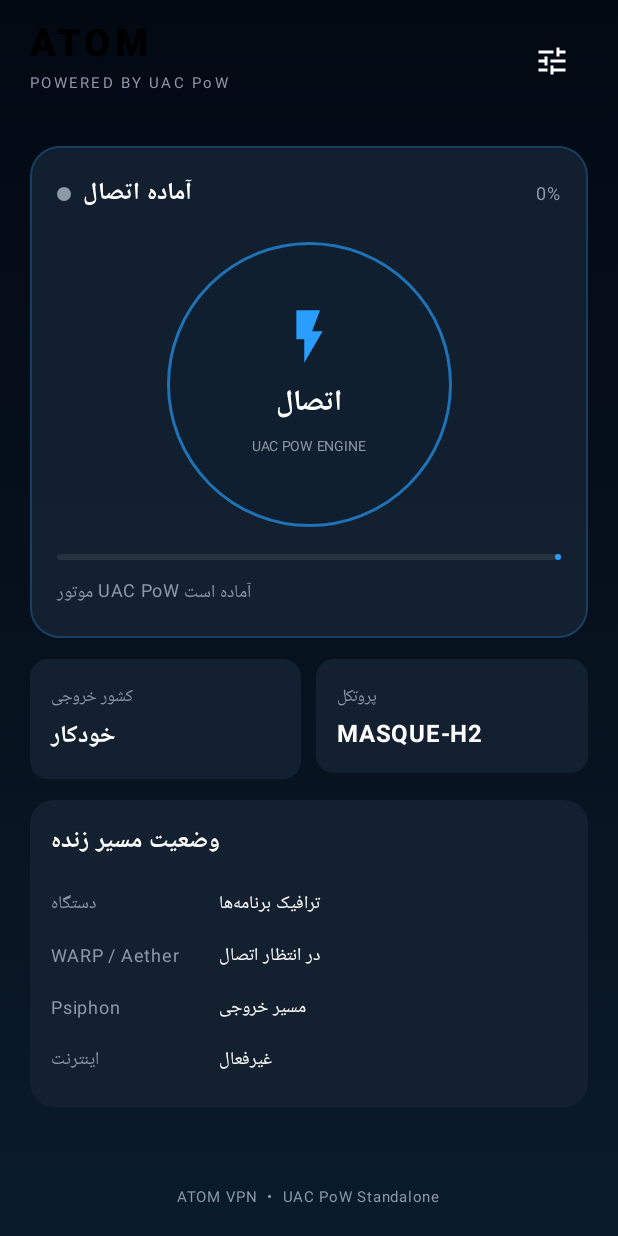
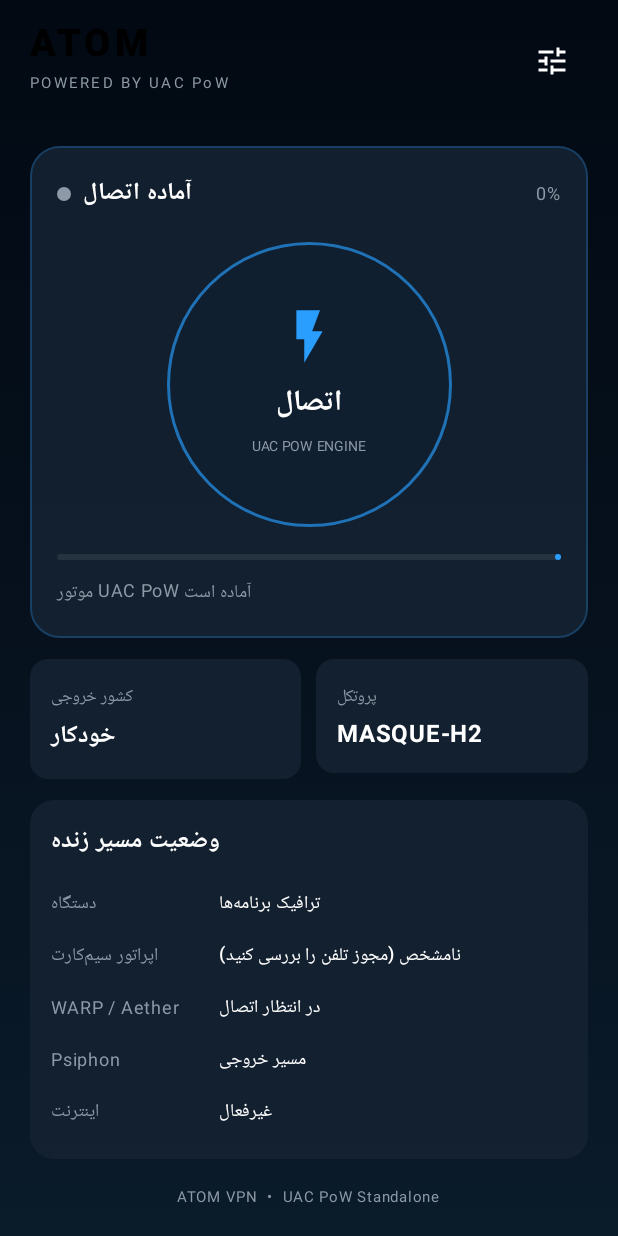
Before and after one commit to atom-vpn/atom1, an Android app built with Jetpack Compose: the screen it shows after launch (MainActivity), on a phone screen of 412 x 824 dp. Run offline under Robolectric (Android 15) with nearby library versions, the phone set to English and light mode, and no system bars.

Commit message:
Request SIM identity permission and show detected carrier

```diff
--- a/app/src/main/java/com/atomvpn/mobile/MainActivity.kt
+++ b/app/src/main/java/com/atomvpn/mobile/MainActivity.kt
@@ -1,6 +1,8 @@
 package com.atomvpn.mobile
 
+import android.Manifest
 import android.app.Activity
+import android.content.pm.PackageManager
 import android.content.Intent
 import android.net.VpnService
 import android.os.Bundle
@@ -32,6 +34,7 @@ import com.uacspoofer.mobile.core.ConnectionState
 import com.uacspoofer.mobile.core.ConnectionStateStore
 import com.uacspoofer.mobile.engine.pow.*
 import com.uacspoofer.mobile.settings.AdvancedSettingsStore
+import com.uacspoofer.mobile.vpn.NetworkFingerprintResolver
 import kotlinx.coroutines.launch
 import java.util.Locale
 
@@ -42,6 +45,8 @@ private val Green = Color(0xFF25F58A)
 private val Muted = Color(0xFF8D99A6)
 
 class MainActivity : ComponentActivity() {
+    private val phoneStatePermission = registerForActivityResult(ActivityResultContracts.RequestPermission()) { }
+
     private val vpnPermission = registerForActivityResult(ActivityResultContracts.StartActivityForResult()) { result ->
         if (result.resultCode == Activity.RESULT_OK || VpnService.prepare(this) == null) {
             startService(Intent(this, PowVpnService::class.java).setAction(PowVpnService.ACTION_CONNECT))
@@ -52,6 +57,9 @@ class MainActivity : ComponentActivity() {
         super.onCreate(savedInstanceState)
         window.statusBarColor = android.graphics.Color.rgb(6, 17, 29)
         window.navigationBarColor = android.graphics.Color.rgb(6, 17, 29)
+        if (checkSelfPermission(Manifest.permission.READ_PHONE_STATE) != PackageManager.PERMISSION_GRANTED) {
+            phoneStatePermission.launch(Manifest.permission.READ_PHONE_STATE)
+        }
         setContent { AtomPowApp(
             onConnect = {
                 val intent = VpnService.prepare(this)
@@ -78,6 +86,16 @@ private fun AtomPowApp(onConnect: () -> Unit, onDisconnect: () -> Unit) {
     val connected = connection == ConnectionState.CONNECTED
     val connecting = connection == ConnectionState.CONNECTING || status.phase in setOf(PowPhase.STARTING, PowPhase.OUTER, PowPhase.INNER, PowPhase.BRIDGING)
     val accent = if (connected) Green else Blue
+    val detectedCarrier = remember(context, status, settings) {
+        runCatching { NetworkFingerprintResolver(context).capture().carrierClass }.getOrDefault("unknown")
+    }
+    val carrierLabel = when (detectedCarrier) {
+        "mci" -> "همراه اول"
+        "irancell" -> "ایرانسل"
+        "rightel" -> "رایتل"
+        "other" -> "اپراتور دیگر"
+        else -> "نامشخص (مجوز تلفن را بررسی کنید)"
+    }
 
     MaterialTheme(colorScheme = darkColorScheme(
         primary = Blue, background = Bg, surface = Panel, onBackground = Color.White, onSurface = Color.White
@@ -193,6 +211,7 @@ private fun AtomPowApp(onConnect: () -> Unit, onDisconnect: () -> Unit) {
                                 Text("وضعیت مسیر زنده", fontWeight = FontWeight.Bold)
                                 Spacer(Modifier.height(10.dp))
                                 PathLine("دستگاه", "ترافیک برنامه‌ها")
+                                PathLine("اپراتور سیم‌کارت", carrierLabel)
                                 PathLine("WARP / Aether", status.outerLabel.ifBlank { "در انتظار اتصال" })
                                 PathLine("Psiphon", status.exitRegion.ifBlank { "مسیر خروجی" })
                                 PathLine("اینترنت", if (connected) "فعال" else "غیرفعال")
```
